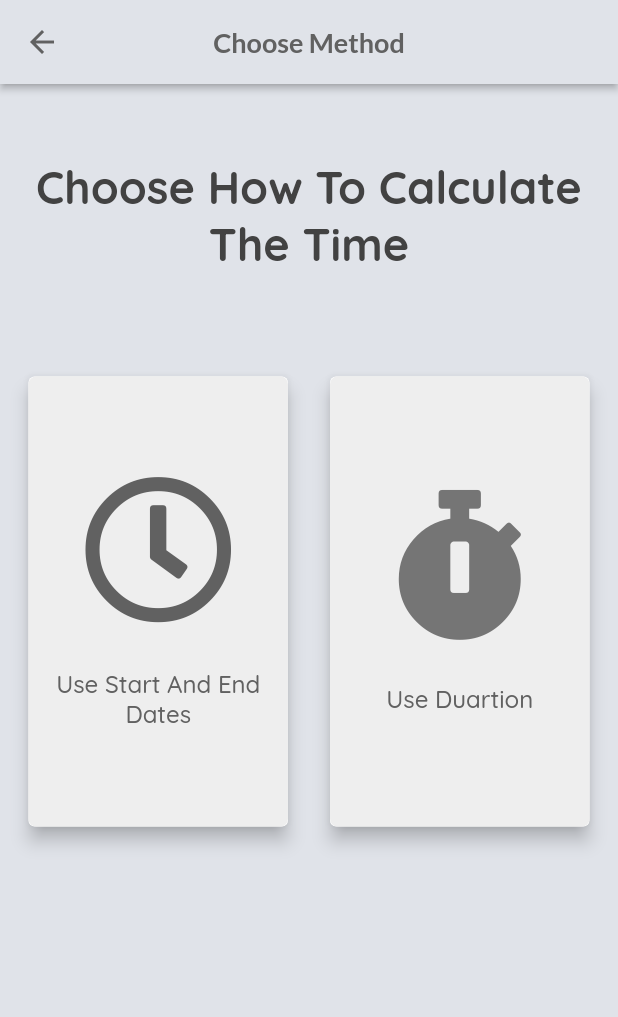
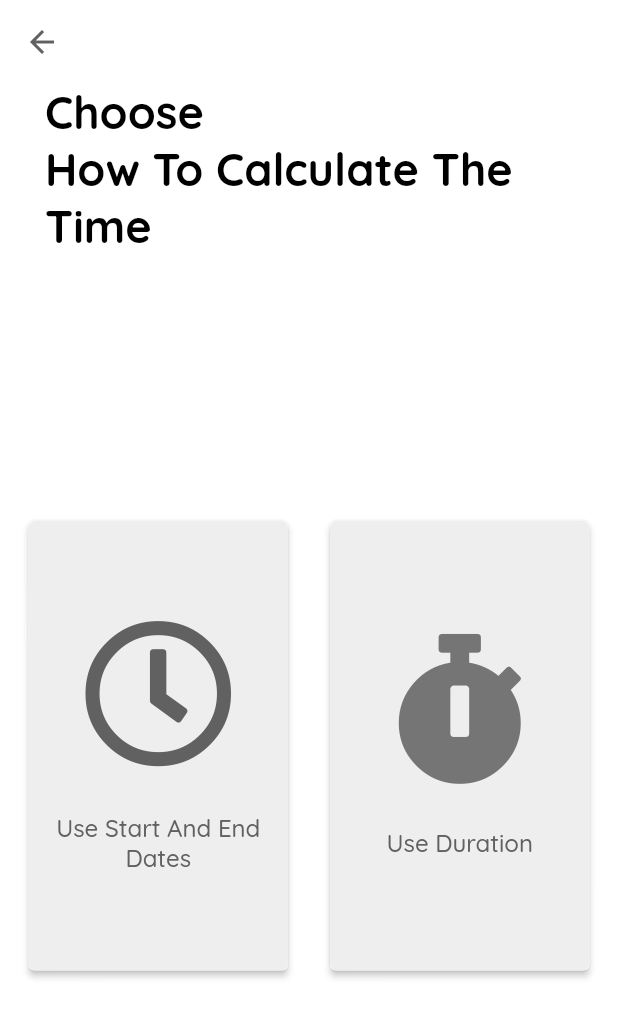
Before and after one commit to amrbadr12/time_tasker_flutter, a Flutter app: the AddTaskScreen screen opened directly, on a phone screen of 412 x 824 dp. Shown: the top 1017 px of the screen. Run offline on Flutter 3.47's test engine with Material 2 defaults, Android fonts, the phone set to English and light mode, and no system bars; our stand-ins replace flushbar, font_awesome_flutter, google_fonts, introduction_screen, jiffy, percent_indicator and 2 more; missing offline and left inert: autocomplete_textfield; accounts and stored records are empty.

Commit message:
-Wording fixes as per client instructions

```diff
--- a/lib/add_task_screens/add_duration_task.dart
+++ b/lib/add_task_screens/add_duration_task.dart
@@ -35,7 +35,7 @@ class _AddDurationTaskState extends State<AddDurationTask> {
                               padding: EdgeInsets.symmetric(
                                   horizontal: kMainDefaultPadding),
                               child: Text(
-                                'Create\nNew Duration\nTask Today',
+                                'Create\nnew task\nby adding the duration of completing each task',
                                 softWrap: true,
                                 style: kTitleTextStyle.copyWith(
                                     fontSize: 30.0,
--- a/lib/add_task_screens/add_start_end_task.dart
+++ b/lib/add_task_screens/add_start_end_task.dart
@@ -35,7 +35,7 @@ class _AddStartEndTaskScreenState extends State<AddStartEndTaskScreen> {
                               padding: EdgeInsets.symmetric(
                                   horizontal: kMainDefaultPadding),
                               child: Text(
-                                'Create\nNew Start-End\nTask Today',
+                                'Create\nnew task\nby adding a start and end time',
                                 softWrap: true,
                                 style: kTitleTextStyle.copyWith(
                                     fontSize: 30.0,
--- a/lib/add_task_screens/add_task_screen.dart
+++ b/lib/add_task_screens/add_task_screen.dart
@@ -1,10 +1,9 @@
- import 'package:flutter/material.dart';
+import 'package:flutter/material.dart';
 import 'package:font_awesome_flutter/font_awesome_flutter.dart';
 import 'package:time_tasker/add_task_screens/add_duration_task.dart';
 import 'package:time_tasker/add_task_screens/add_start_end_task.dart';
 import 'package:time_tasker/constants.dart';
 import 'package:time_tasker/reusable_widgets/add_task_reusable_cards.dart';
-
 
 class AddTaskScreen extends StatefulWidget {
   @override
@@ -15,36 +14,61 @@ class _AddTaskScreenState extends State<AddTaskScreen> {
   @override
   Widget build(BuildContext context) {
     return Scaffold(
-      backgroundColor: appBarColor,
+      backgroundColor: Colors.white,
       appBar: AppBar(
-        centerTitle: true,
-        backgroundColor: appBarColor,
-        title:Text('Choose Method',style:kAppBarTextStyle),),
+        backgroundColor: Colors.white,
+        elevation: 0.0,
+      ),
+//      appBar: AppBar(
+//        centerTitle: true,
+//        backgroundColor: appBarColor,
+//        title:Text('Choose Method',style:kAppBarTextStyle),),
       body: Column(
         children: <Widget>[
           Padding(
-            padding: EdgeInsets.symmetric(vertical:50.0),
-            child: Center(child:Text('Choose How To Calculate The Time',textAlign:TextAlign.center
-            ,style:kTitleTextStyle.copyWith(color:Colors.grey[800],fontWeight: FontWeight.bold,
-            fontSize:30.0)),),
-          ),
-          Padding(
-            padding: EdgeInsets.all(kMainDefaultHeightPadding),
-            child: Row(
-              mainAxisSize: MainAxisSize.min,
-              mainAxisAlignment: MainAxisAlignment.spaceBetween,
-              children: <Widget>[
-                AddTaskReusableCard(cardText:'Use Start And End Dates',color:Colors.grey[700],iconData:FontAwesomeIcons.clock,
-                onTap:(){
-                  Navigator.of(context).push(MaterialPageRoute(builder:(context)=>AddStartEndTaskScreen()));
-                },),
-                SizedBox(width:kTitleDefaultPaddingHorizontal,),
-                AddTaskReusableCard(cardText:'Use Duartion',color:Colors.grey[600],
-                iconData:FontAwesomeIcons.stopwatch,
-                onTap:(){
-                  Navigator.of(context).push(MaterialPageRoute(builder:(context)=>AddDurationTask()));
-                },)
-            ],),
+              padding: EdgeInsets.symmetric(
+                  horizontal: kMainDefaultPadding),
+              child: Text(
+                'Choose\nHow To Calculate The Time',
+                softWrap: true,
+                style: kTitleTextStyle.copyWith(
+                    fontSize: 30.0,
+                    fontWeight: FontWeight.bold),
+              )),
+          Expanded(
+            child: Align(
+              alignment:Alignment.center,
+              child: Padding(
+                padding: EdgeInsets.symmetric(horizontal:kMainDefaultHeightPadding),
+                child: Row(
+                  mainAxisSize: MainAxisSize.min,
+                  mainAxisAlignment: MainAxisAlignment.spaceBetween,
+                  children: <Widget>[
+                    AddTaskReusableCard(
+                      cardText: 'Use Start And End Dates',
+                      color: Colors.grey[700],
+                      iconData: FontAwesomeIcons.clock,
+                      onTap: () {
+                        Navigator.of(context).push(MaterialPageRoute(
+                            builder: (context) => AddStartEndTaskScreen()));
+                      },
+                    ),
+                    SizedBox(
+                      width: kTitleDefaultPaddingHorizontal,
+                    ),
+                    AddTaskReusableCard(
+                      cardText: 'Use Duration',
+                      color: Colors.grey[600],
+                      iconData: FontAwesomeIcons.stopwatch,
+                      onTap: () {
+                        Navigator.of(context).push(MaterialPageRoute(
+                            builder: (context) => AddDurationTask()));
+                      },
+                    )
+                  ],
+                ),
+              ),
+            ),
           )
         ],
       ),
--- a/lib/constants.dart
+++ b/lib/constants.dart
@@ -29,11 +29,11 @@ final kYourTotalTimeText='Your Total Time';
 final kYourTotalBalanceText='Your Total Balance';
 final Color kMainBlueColor=Colors.blue[500];
 final String firstTitleText='Never be late again!';
-final String secondBodyText='Have you ever underestimated how long your daily chores take for you to do and then end up late to a dinner or event?';
+final String secondBodyText='Have you ever underestimated how long your daily tasks take for you to do and then end up late to a dinner or event?';
 final String secondTitleText='TimeTasker is here to help!';
 final String thirdBodyText='you can manage and understand how you use your time, by two methods. You can leave the 24 hour default timer or set a certain period, like at work and then record a start or end date or how long an individual task takes.';
 final String thirdTitleText=secondTitleText;
-final String firstBodyText='Have you ever had a whole day flash past and you only achieved half of what you wanted to do?';
+final String firstBodyText='Have you ever had a whole day flash past and you only achieved some of what you wanted to do?';
 final String fourthTitleText='TimeTasker';
 final String fourthBodyText='TimeTasker is a revolutionary way to put more time in your day!';
 final PageDecoration introPageDecoration=
--- a/lib/home_screens/main_home_screen.dart
+++ b/lib/home_screens/main_home_screen.dart
@@ -44,7 +44,10 @@ class _HomeScreenState extends State<HomeScreen> {
                   onPressed: () async {
                     await Navigator.of(context).push(MaterialPageRoute(
                         builder: (context) => AddTaskScreen())).then((onValue){
-                          snapshot.refreshMainScreen();
+                          try {
+                            if(snapshot!=null)
+                            snapshot.refreshMainScreen();
+                          }catch(e){}
                         });
                   },
                 ),
--- a/lib/reusable_widgets/add_task_reusable_cards.dart
+++ b/lib/reusable_widgets/add_task_reusable_cards.dart
@@ -15,7 +15,7 @@ class AddTaskReusableCard extends StatelessWidget {
       child: GestureDetector(
         onTap: onTap,
         child: Card(
-          elevation: 5.0,
+          elevation: 2.0,
           child: Container(
             height: 300.0,
             decoration: BoxDecoration(
--- a/lib/settings_screen.dart
+++ b/lib/settings_screen.dart
@@ -35,7 +35,7 @@ class _SettingsScreenState extends State<SettingsScreen> {
                   padding:
                       EdgeInsets.symmetric(horizontal: kMainDefaultPadding),
                   child: Text(
-                    'Change Your Work Balance',
+                    'Change time frame to calculate your tasks',
                     softWrap: true,
                     style: kTitleTextStyle.copyWith(
                         fontSize: 30.0, fontWeight: FontWeight.bold),
```
Also changed, not shown: lib/providers/home_screen_provider.dart (+5 -18 lines), 2 other files.
